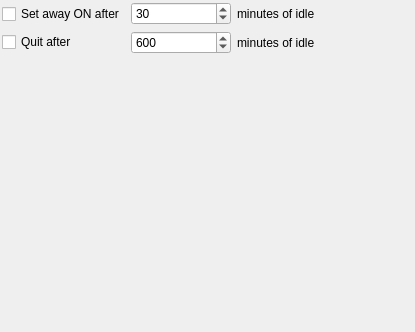
Old version of the form ceb/ui/idle_settings.ui in the repository kervala/cebmtpchat.
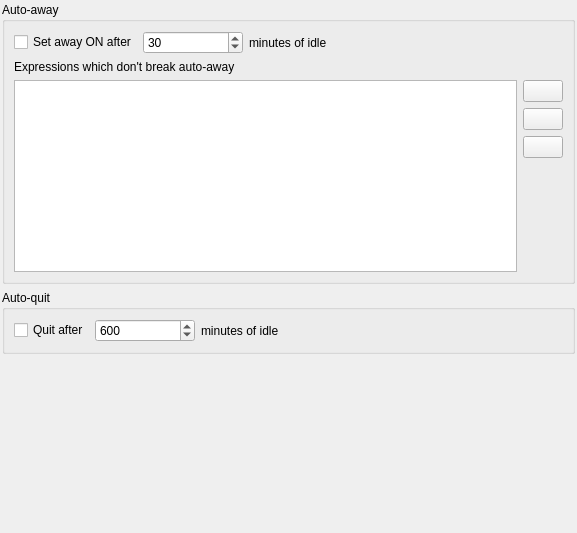
New version of the form. Icons and pictures are not drawn.

Commit message: liste d'expressions bypass pour l'auto-away

Patch:
```diff
--- a/ceb/ui/idle_settings.ui
+++ b/ceb/ui/idle_settings.ui
@@ -5,8 +5,8 @@
    <rect>
     <x>0</x>
     <y>0</y>
-    <width>415</width>
-    <height>332</height>
+    <width>577</width>
+    <height>533</height>
    </rect>
   </property>
   <property name="windowTitle" >
@@ -16,38 +16,27 @@
    <property name="margin" >
     <number>2</number>
    </property>
-   <property name="spacing" >
-    <number>6</number>
+   <property name="topMargin" >
+    <number>2</number>
    </property>
-   <item rowspan="2" row="0" column="0" >
+   <property name="rightMargin" >
+    <number>2</number>
+   </property>
+   <property name="bottomMargin" >
+    <number>2</number>
+   </property>
+   <item row="0" column="0" >
+    <widget class="QGroupBox" name="groupBoxAutoAway" >
+     <property name="title" >
+      <string>Auto-away</string>
+     </property>
     <layout class="QGridLayout" >
-     <property name="margin" >
-      <number>0</number>
-     </property>
-     <property name="spacing" >
-      <number>6</number>
-     </property>
-     <item row="1" column="0" >
-      <widget class="QCheckBox" name="checkBoxQuit" >
-       <property name="sizePolicy" >
-        <sizepolicy>
-         <hsizetype>0</hsizetype>
-         <vsizetype>0</vsizetype>
-         <horstretch>0</horstretch>
-         <verstretch>0</verstretch>
-        </sizepolicy>
-       </property>
-       <property name="text" >
-        <string>Quit after</string>
-       </property>
-      </widget>
-     </item>
      <item row="0" column="0" >
+       <layout class="QHBoxLayout" >
+        <item>
       <widget class="QCheckBox" name="checkBoxAway" >
        <property name="sizePolicy" >
-        <sizepolicy>
-         <hsizetype>0</hsizetype>
-         <vsizetype>0</vsizetype>
+           <sizepolicy vsizetype="Fixed" hsizetype="Fixed" >
          <horstretch>0</horstretch>
          <verstretch>0</verstretch>
         </sizepolicy>
@@ -57,38 +46,165 @@
        </property>
       </widget>
      </item>
-    </layout>
-   </item>
-   <item rowspan="2" row="0" column="2" >
+        <item>
+         <widget class="QSpinBox" name="spinBoxAway" >
+          <property name="sizePolicy" >
+           <sizepolicy vsizetype="Fixed" hsizetype="Fixed" >
+            <horstretch>0</horstretch>
+            <verstretch>0</verstretch>
+           </sizepolicy>
+          </property>
+          <property name="minimumSize" >
+           <size>
+            <width>100</width>
+            <height>0</height>
+           </size>
+          </property>
+          <property name="minimum" >
+           <number>1</number>
+          </property>
+          <property name="maximum" >
+           <number>600</number>
+          </property>
+          <property name="value" >
+           <number>30</number>
+          </property>
+         </widget>
+        </item>
+        <item>
+         <widget class="QLabel" name="labelAway" >
+          <property name="sizePolicy" >
+           <sizepolicy vsizetype="Preferred" hsizetype="Fixed" >
+            <horstretch>0</horstretch>
+            <verstretch>0</verstretch>
+           </sizepolicy>
+          </property>
+          <property name="text" >
+           <string>minutes of idle</string>
+          </property>
+         </widget>
+        </item>
+       </layout>
+      </item>
+      <item row="0" column="1" >
     <spacer>
      <property name="orientation" >
       <enum>Qt::Horizontal</enum>
      </property>
-     <property name="sizeType" >
-      <enum>QSizePolicy::Expanding</enum>
-     </property>
      <property name="sizeHint" >
       <size>
-       <width>252</width>
+          <width>81</width>
        <height>20</height>
       </size>
      </property>
     </spacer>
+      </item>
+      <item row="1" column="0" colspan="2" >
+       <widget class="QLabel" name="labelBypassSentences" >
+        <property name="text" >
+         <string>Expressions which don't break auto-away</string>
+        </property>
+       </widget>
+      </item>
+      <item row="2" column="0" colspan="2" >
+       <layout class="QGridLayout" >
+        <item rowspan="4" row="0" column="0" >
+         <widget class="QListWidget" name="listWidgetExpressions" />
+        </item>
+        <item row="0" column="1" >
+         <widget class="QPushButton" name="pushButtonAddExpr" >
+          <property name="sizePolicy" >
+           <sizepolicy vsizetype="Fixed" hsizetype="Fixed" >
+            <horstretch>0</horstretch>
+            <verstretch>0</verstretch>
+           </sizepolicy>
+          </property>
+          <property name="toolTip" >
+           <string>Add an expression</string>
+          </property>
+          <property name="text" >
+           <string/>
+          </property>
+          <property name="icon" >
+           <iconset resource="../ceb.qrc" >:/images/add.png</iconset>
+          </property>
+         </widget>
    </item>
    <item row="1" column="1" >
+         <widget class="QPushButton" name="pushButtonRemoveExpr" >
+          <property name="sizePolicy" >
+           <sizepolicy vsizetype="Fixed" hsizetype="Fixed" >
+            <horstretch>0</horstretch>
+            <verstretch>0</verstretch>
+           </sizepolicy>
+          </property>
+          <property name="toolTip" >
+           <string>Remove the focused expression</string>
+          </property>
+          <property name="text" >
+           <string/>
+          </property>
+          <property name="icon" >
+           <iconset resource="../ceb.qrc" >:/images/remove.png</iconset>
+          </property>
+         </widget>
+        </item>
+        <item row="2" column="1" >
+         <widget class="QPushButton" name="pushButtonReset" >
+          <property name="toolTip" >
+           <string>Reset all expressions to the default configuration</string>
+          </property>
+          <property name="text" >
+           <string/>
+          </property>
+          <property name="icon" >
+           <iconset resource="../ceb.qrc" >:/images/clear.png</iconset>
+          </property>
+         </widget>
+        </item>
+        <item row="3" column="1" >
+         <spacer>
+          <property name="orientation" >
+           <enum>Qt::Vertical</enum>
+          </property>
+          <property name="sizeHint" >
+           <size>
+            <width>20</width>
+            <height>81</height>
+           </size>
+          </property>
+         </spacer>
+        </item>
+       </layout>
+      </item>
+     </layout>
+    </widget>
+   </item>
+   <item row="1" column="0" >
+    <widget class="QGroupBox" name="groupBoxAutoQuit" >
+     <property name="title" >
+      <string>Auto-quit</string>
+     </property>
     <layout class="QGridLayout" >
-     <property name="margin" >
-      <number>0</number>
-     </property>
-     <property name="spacing" >
-      <number>6</number>
-     </property>
      <item row="0" column="0" >
+       <layout class="QHBoxLayout" >
+        <item>
+         <widget class="QCheckBox" name="checkBoxQuit" >
+          <property name="sizePolicy" >
+           <sizepolicy vsizetype="Fixed" hsizetype="Fixed" >
+            <horstretch>0</horstretch>
+            <verstretch>0</verstretch>
+           </sizepolicy>
+          </property>
+          <property name="text" >
+           <string>Quit after</string>
+          </property>
+         </widget>
+        </item>
+        <item>
       <widget class="QSpinBox" name="spinBoxQuit" >
        <property name="sizePolicy" >
-        <sizepolicy>
-         <hsizetype>0</hsizetype>
-         <vsizetype>0</vsizetype>
+           <sizepolicy vsizetype="Fixed" hsizetype="Fixed" >
          <horstretch>0</horstretch>
          <verstretch>0</verstretch>
         </sizepolicy>
@@ -110,12 +226,10 @@
        </property>
       </widget>
      </item>
-     <item row="0" column="1" colspan="2" >
+        <item>
       <widget class="QLabel" name="labelQuit" >
        <property name="sizePolicy" >
-        <sizepolicy>
-         <hsizetype>0</hsizetype>
-         <vsizetype>5</vsizetype>
+           <sizepolicy vsizetype="Preferred" hsizetype="Fixed" >
          <horstretch>0</horstretch>
          <verstretch>0</verstretch>
         </sizepolicy>
@@ -128,58 +242,22 @@
     </layout>
    </item>
    <item row="0" column="1" >
-    <layout class="QGridLayout" >
-     <property name="margin" >
-      <number>0</number>
-     </property>
-     <property name="spacing" >
-      <number>6</number>
-     </property>
-     <item row="0" column="0" >
-      <widget class="QSpinBox" name="spinBoxAway" >
-       <property name="sizePolicy" >
-        <sizepolicy>
-         <hsizetype>0</hsizetype>
-         <vsizetype>0</vsizetype>
-         <horstretch>0</horstretch>
-         <verstretch>0</verstretch>
-        </sizepolicy>
-       </property>
-       <property name="minimumSize" >
+       <spacer>
+        <property name="orientation" >
+         <enum>Qt::Horizontal</enum>
+        </property>
+        <property name="sizeHint" >
         <size>
-         <width>100</width>
-         <height>0</height>
-        </size>
-       </property>
-       <property name="maximum" >
-        <number>600</number>
-       </property>
-       <property name="minimum" >
-        <number>1</number>
-       </property>
-       <property name="value" >
-        <number>30</number>
-       </property>
-      </widget>
-     </item>
-     <item row="0" column="1" colspan="2" >
-      <widget class="QLabel" name="labelAway" >
-       <property name="sizePolicy" >
-        <sizepolicy>
-         <hsizetype>0</hsizetype>
-         <vsizetype>5</vsizetype>
-         <horstretch>0</horstretch>
-         <verstretch>0</verstretch>
-        </sizepolicy>
-       </property>
-       <property name="text" >
-        <string>minutes of idle</string>
-       </property>
-      </widget>
-     </item>
-    </layout>
+          <width>141</width>
+          <height>20</height>
+         </size>
+        </property>
+       </spacer>
+      </item>
+     </layout>
+    </widget>
    </item>
-   <item row="2" column="0" colspan="3" >
+   <item row="2" column="0" >
     <spacer>
      <property name="orientation" >
       <enum>Qt::Vertical</enum>
@@ -187,7 +265,7 @@
      <property name="sizeHint" >
       <size>
        <width>20</width>
-       <height>40</height>
+       <height>51</height>
       </size>
      </property>
     </spacer>
```
Left out of the diff: 12 changed lines with no effect on the pictures. Lines whose indentation alone changed are shown as unchanged. The commit also changes 8 other files.
